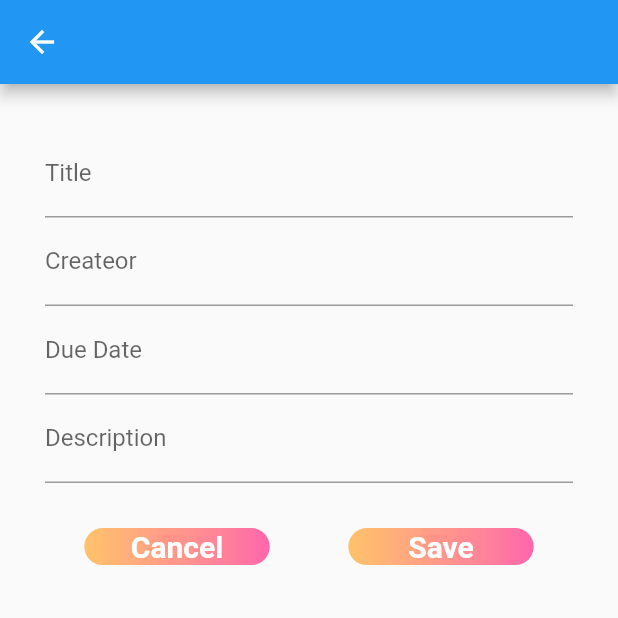
After one commit to sukim2406/SoSoDay, a Flutter app: the EventForm screen opened directly, on a phone screen of 412 x 824 dp, the top half of it. The commit adds this screen. Run offline on Flutter 3.47's test engine with Material 2 defaults, Android fonts, the phone set to English and light mode, and no system bars; our stand-ins replace cloud_firestore, file_picker, firebase_auth, firebase_core, firebase_storage, get and 2 more; missing offline and left inert: dart:ffi; accounts and stored records are empty.

Commit message:
SOSODay Project : Event From in progress ::::: Daily Commit Project 02-05-2022

```diff
--- /dev/null
+++ b/lib/event_form_page.dart
@@ -0,0 +1,76 @@
+import 'package:flutter/material.dart';
+
+import './widgets/log_btn.dart';
+
+class EventForm extends StatefulWidget {
+  const EventForm({Key? key}) : super(key: key);
+
+  @override
+  _EventFormState createState() => _EventFormState();
+}
+
+class _EventFormState extends State<EventForm> {
+  final formKey = GlobalKey<FormState>();
+
+  @override
+  Widget build(BuildContext context) {
+    return Scaffold(
+      appBar: AppBar(),
+      body: Form(
+        key: this.formKey,
+        child: Padding(
+          padding: const EdgeInsets.all(30.0),
+          child: Column(
+            children: [
+              TextFormField(
+                decoration: InputDecoration(
+                  labelText: 'Title',
+                ),
+                onSaved: (val) {},
+                validator: (val) {
+                  return null;
+                },
+              ),
+              TextFormField(
+                  decoration: InputDecoration(labelText: 'Createor'),
+                  onSaved: (val) {},
+                  validator: (val) {
+                    return null;
+                  }),
+              TextFormField(
+                  decoration: InputDecoration(labelText: 'Due Date'),
+                  onSaved: (val) {},
+                  validator: (val) {
+                    return null;
+                  }),
+              TextFormField(
+                  decoration: InputDecoration(labelText: 'Description'),
+                  onSaved: (val) {},
+                  validator: (val) {
+                    return null;
+                  }),
+              SizedBox(
+                height: 30,
+              ),
+              Row(
+                mainAxisAlignment: MainAxisAlignment.spaceAround,
+                children: [
+                  LogBtn(
+                      btnText: 'Cancel',
+                      btnWidth: MediaQuery.of(context).size.width * .3,
+                      btnHeight: MediaQuery.of(context).size.height * .03,
+                      btnFontSize: 20),
+                  LogBtn(
+                      btnText: 'Save',
+                      btnWidth: MediaQuery.of(context).size.width * .3,
+                      btnHeight: MediaQuery.of(context).size.height * .03,
+                      btnFontSize: 20),
+                ],
+              ),
+            ],
+          ),
+        ),
+      ),
+    );
+  }
+}
--- a/lib/widgets/event_tile.dart
+++ b/lib/widgets/event_tile.dart
@@ -1,8 +1,10 @@
 // <a href="https://www.flaticon.com/free-icons/user" title="user icons">User icons created by Maxim Basinski Premium - Flaticon</a>
 
 import 'package:flutter/material.dart';
+import 'package:get/get.dart';
 
 import '../controllers/match_controller.dart';
+import '../event_form_page.dart';
 
 class EventTile extends StatelessWidget {
   final event;
@@ -21,7 +23,12 @@ class EventTile extends StatelessWidget {
           child: ClipOval(child: Image.asset('img/user.png')),
         ),
       ),
-      title: Text(event.title),
+      title: GestureDetector(
+          onTap: () {
+            print('clicked');
+            Get.to(() => EventForm());
+          },
+          child: Text(event.title)),
       enabled: event.completed ? false : true,
       trailing: event.completed
           ? null
@@ -39,6 +46,7 @@ class EventTile extends StatelessWidget {
                                 print(event);
                                 MatchController.instance
                                     .modifyEvent(matchDocId, event);
+                                event.completed = true;
                                 Navigator.pop(context);
                               },
                             ),
```
Also changed, not shown: lib/main_page_subpages/event_page.dart (+14 -5 lines).
